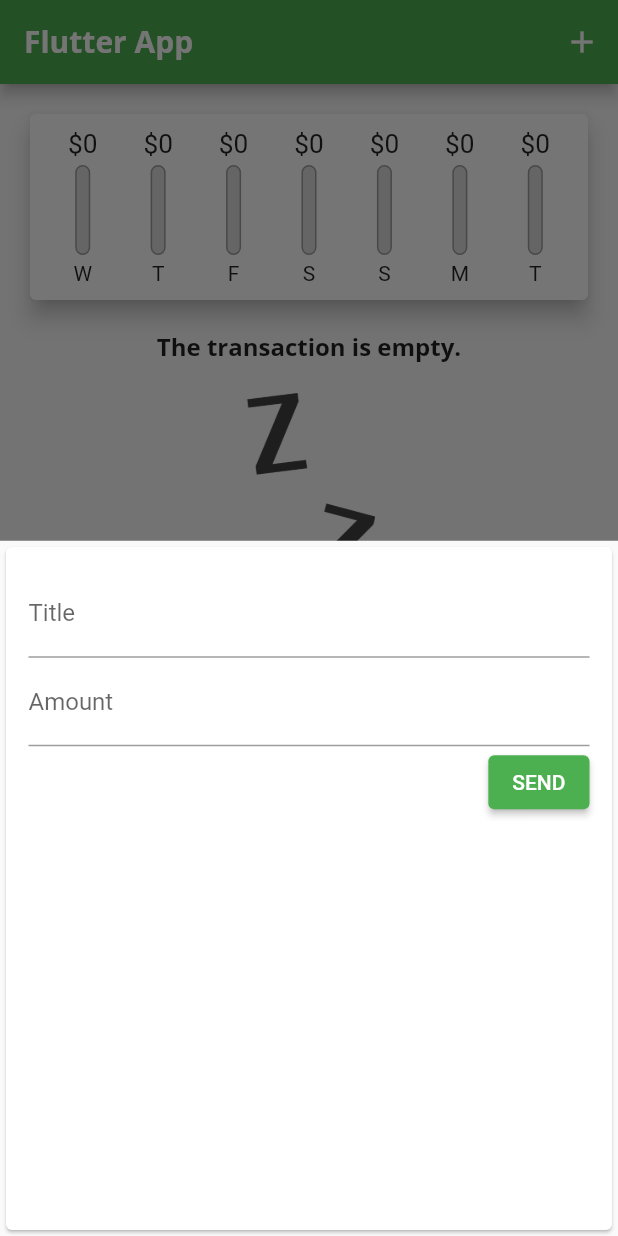
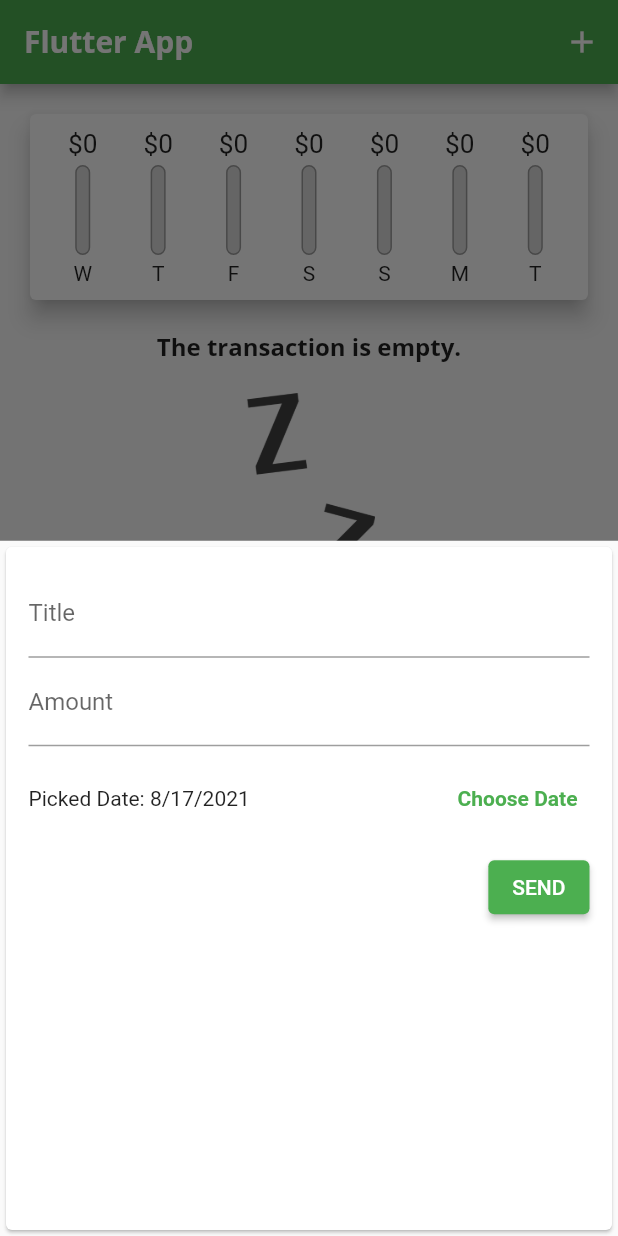
Before and after one commit to SYJINTW/expense_app, a Flutter app: the screen it shows after launch, after a tap on the "add" icon, on a phone screen of 412 x 824 dp. Run offline on Flutter 3.47's test engine with Material 2 defaults, Android fonts, the phone set to English and light mode, and no system bars; missing offline and left inert: dart:ffi.

Commit message:
finish lesson 4

```diff
--- a/lib/main.dart
+++ b/lib/main.dart
@@ -71,16 +71,25 @@ class _MyHomePage extends State<MyHomePage> {
     }).toList();
   }
 
-  void _addNewTransaction(String txTitle, double txAmount) {
+  void _addNewTransaction(
+      String txTitle, double txAmount, DateTime chosenDate) {
     final newTx = Transaction(
       id: DateTime.now().toString(),
       title: txTitle,
       amount: txAmount,
-      date: DateTime.now(),
+      date: chosenDate,
     );
 
     setState(() {
       _userTransactions.add(newTx);
+    });
+  }
+
+  void _deleteTransaction(String id) {
+    setState(() {
+      _userTransactions.removeWhere((tx) {
+        return tx.id == id;
+      });
     });
   }
 
@@ -111,7 +120,7 @@ class _MyHomePage extends State<MyHomePage> {
           crossAxisAlignment: CrossAxisAlignment.stretch,
           children: <Widget>[
             Chart(_recentTransactions),
-            TransactionList(_userTransactions),
+            TransactionList(_userTransactions, _deleteTransaction),
           ],
         ),
       ),
--- a/lib/widgets/new_transaction.dart
+++ b/lib/widgets/new_transaction.dart
@@ -1,4 +1,7 @@
+import 'dart:ffi';
+
 import 'package:flutter/material.dart';
+import 'package:intl/intl.dart';
 
 class NewTransaction extends StatefulWidget {
   final Function addTx;
@@ -11,24 +14,41 @@ class NewTransaction extends StatefulWidget {
 
 class _NewTransactionState extends State<NewTransaction> {
   final titleController = TextEditingController();
+  final amountController = TextEditingController();
+  DateTime _selectDate = DateTime.now();
 
-  final amountController = TextEditingController();
-
-  void submitData() {
+  void _submitData() {
     final enteredTitle = titleController.text;
     final enteredAmount = double.parse(amountController.text);
 
-    if (enteredTitle.isEmpty || enteredAmount <= 0) {
+    if (enteredTitle.isEmpty || enteredAmount <= 0 || _selectDate == null) {
       return;
     }
 
     widget.addTx(
       enteredTitle,
       enteredAmount,
+      _selectDate,
     );
 
     // when press 'done', the ModalBottomSheet will automatical close
     Navigator.of(context).pop();
+  }
+
+  void _presentDatePicker() {
+    showDatePicker(
+      context: context,
+      initialDate: DateTime.now(),
+      firstDate: DateTime(2019),
+      lastDate: DateTime.now(),
+    ).then((pickedDate) {
+      if (pickedDate == null) {
+        return;
+      }
+      setState(() {
+        _selectDate = pickedDate;
+      });
+    });
   }
 
   @override
@@ -47,11 +67,40 @@ class _NewTransactionState extends State<NewTransaction> {
               decoration: InputDecoration(labelText: 'Amount'),
               controller: amountController,
               keyboardType: TextInputType.number,
-              onSubmitted: (_) => submitData,
+              onSubmitted: (_) => _submitData,
+            ),
+            Container(
+              height: 70,
+              child: Row(
+                children: [
+                  Flexible(
+                    fit: FlexFit.tight,
+                    child: Text(
+                      _selectDate == null
+                          ? 'No Date Chosen'
+                          : 'Picked Date: ${DateFormat.yMd().format(_selectDate)}',
+                    ),
+                  ),
+                  TextButton(
+                    onPressed: _presentDatePicker,
+                    child: Text(
+                      'Choose Date',
+                      style: TextStyle(fontWeight: FontWeight.bold),
+                    ),
+                    style: TextButton.styleFrom(
+                      primary: Theme.of(context).primaryColor,
+                    ),
+                  ),
+                ],
+              ),
             ),
             ElevatedButton(
+              style: ElevatedButton.styleFrom(
+                primary: Theme.of(context).primaryColor,
+                onPrimary: Colors.white,
+              ),
               child: Text('SEND'),
-              onPressed: submitData,
+              onPressed: _submitData,
             ),
           ],
         ),
--- a/lib/widgets/transaction_list.dart
+++ b/lib/widgets/transaction_list.dart
@@ -4,13 +4,14 @@ import '../models/transaction.dart';
 
 class TransactionList extends StatelessWidget {
   final List<Transaction> transactions;
+  final Function deleteTx;
 
-  TransactionList(this.transactions);
+  TransactionList(this.transactions, this.deleteTx);
 
   @override
   Widget build(BuildContext context) {
     return Container(
-      height: 300,
+      height: 600,
       child: transactions.isEmpty
           ? Container(
               child: Column(
@@ -55,6 +56,11 @@ class TransactionList extends StatelessWidget {
                     subtitle: Text(
                       DateFormat('yMd').format(transactions[index].date),
                       style: Theme.of(context).textTheme.subtitle1,
+                    ),
+                    trailing: IconButton(
+                      icon: Icon(Icons.delete),
+                      color: Theme.of(context).errorColor,
+                      onPressed: () => deleteTx(transactions[index].id),
                     ),
                   ),
                 );
```
Also changed, not shown: 1 other file.
